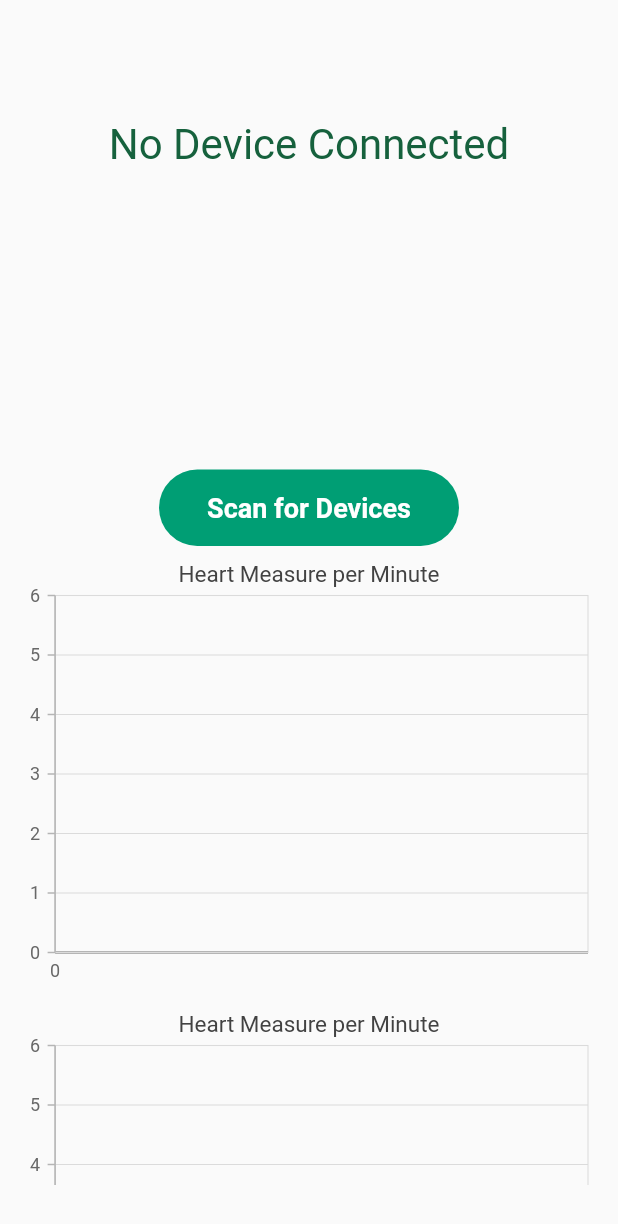
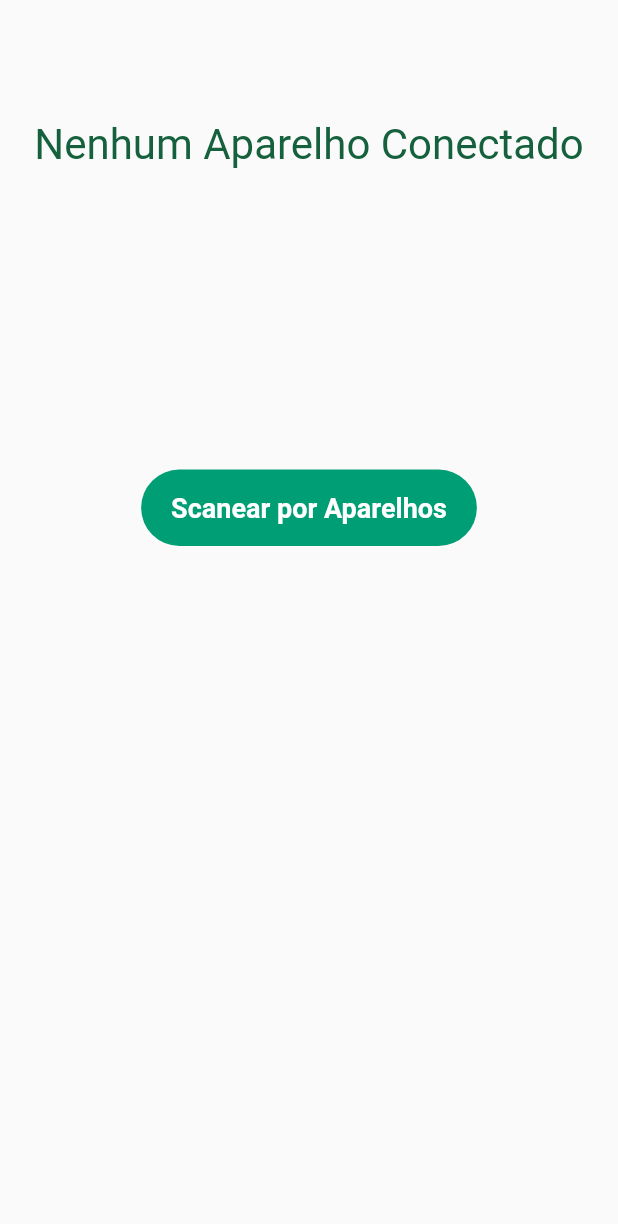
Before and after one commit to fertmarana/ERCAS-HACKATHON, a Flutter app: the connectionPage screen opened directly, on a phone screen of 412 x 824 dp. Shown: the top 1224 px of the screen. Run offline on Flutter 3.47's test engine with Material 2 defaults, Android fonts, the phone set to English and light mode, and no system bars; our stand-ins replace flutter_blue, sqflite, syncfusion_flutter_charts, toast; accounts and stored records are empty.

Commit message:
Limpei telas, separei as funcionalidades nos devidos lugares.

```diff
--- a/subiupressao_app/lib/bluetooth/connectionPage.dart
+++ b/subiupressao_app/lib/bluetooth/connectionPage.dart
@@ -286,14 +286,16 @@ class _connectionPage extends State<connectionPage> {
               Container(
                 alignment: Alignment(0.0, 0.6),
                 child: isConnected ?
-                Text('Connected to \n' + deviceConnected_name,
+                Text('Conectado à \n' + deviceConnected_name,
+                  textAlign: TextAlign.center,
                   style: TextStyle(
                       fontSize: 28.0,
                       color: Color(0xff16613D)
                   ),
                 )
                     : //IMPORTANTE TER ISSO PORQUE É UMA CONDICAO NAO APAGAR
-                Text('No Device Connected',
+                Text('Nenhum Aparelho Conectado',
+                  textAlign: TextAlign.center,
                   style: TextStyle(
                       fontSize: 28.0,
                       color: Color(0xff16613D)
@@ -311,12 +313,14 @@ class _connectionPage extends State<connectionPage> {
                   ),
                 ),
               ),
+              /*
               Container(
                 alignment: Alignment(0.0, 0.6),
                 child: heartRate == -1?
                 SizedBox()
                     : //IMPORTANTE TER ISSO PORQUE É UMA CONDICAO NAO APAGAR
-                Text('Heart Rate: ' + heartRate.toString(),
+                Text('Frequência: ' + heartRate.toString(),
+                  textAlign: TextAlign.center,
                   style: TextStyle(
                       fontSize: 28.0,
                       color: Color(0xff16613D)
@@ -324,6 +328,9 @@ class _connectionPage extends State<connectionPage> {
                 ),
 
               ),
+
+               */
+              /*
               Container(
                 alignment: Alignment(0.0, 0.6),
                 child: heartRate == -1?
@@ -342,7 +349,7 @@ class _connectionPage extends State<connectionPage> {
                 child: heartRate == -1?
                 SizedBox()
                     : //IMPORTANTE TER ISSO PORQUE É UMA CONDICAO NAO APAGAR
-                Text('Greatest Value this minute: \n' + greatestValue.toString(),
+                Text('Maior Valor de Frequência: \n' + greatestValue.toString(),
                   style: TextStyle(
                       fontSize: 18.0,
                       color: Color(0xff16613D)
@@ -350,6 +357,7 @@ class _connectionPage extends State<connectionPage> {
                 ),
 
               ),
+              */
               Container(
                   child: Align(
                     alignment: Alignment.center,
@@ -366,12 +374,12 @@ class _connectionPage extends State<connectionPage> {
                         child:
                         isConnected ?
 
-                        Text("Scan Again",
+                        Text("Scanear",
                             textAlign: TextAlign.center,
                             style: TextStyle(
                                 fontSize: 20.0,color: Colors.white, fontWeight: FontWeight.bold)
                         ):
-                        Text("Scan for Devices",
+                        Text("Scanear por Aparelhos",
                             textAlign: TextAlign.center,
                             style: TextStyle(
                                 fontSize: 18.0,color: Colors.white, fontWeight: FontWeight.bold)
@@ -383,6 +391,7 @@ class _connectionPage extends State<connectionPage> {
 
                   )
               ),
+              /*
               Container(
                 child: SfCartesianChart(
                   zoomPanBehavior: _zoomPanBehavior,
@@ -427,9 +436,10 @@ class _connectionPage extends State<connectionPage> {
                     //edgeLabelPlacement: EdgeLabelPlacement.shift,
                     //autoScrollingDelta: 5,
                     //interval: 6,
-                    axisLine: AxisLine(width: 3),
+                    axisLine: AxisLine(width: 5),
                    // visibleMinimum: start_aplication,
-                    majorTickLines: MajorTickLines(size: 0),
+                    majorTickLines: MajorTickLines(size: 1),
+                   // minorTickLines: MinorTickLines(size: 1),
                   ),
                   //legend: Legend(isVisible: true),
                   series: <LineSeries<Heart, DateTime>>[
@@ -467,7 +477,7 @@ class _connectionPage extends State<connectionPage> {
                         .second
                         .toString() +
                     ':' +
-                    DateTime.fromMillisecondsSinceEpoch(int.parse(yValue))
+                    DateTime.fromHeart Measure per MinutMillisecondsSinceEpoch(int.parse(yValue))
                         .millisecond
                         .toString();
                     */
@@ -477,7 +487,7 @@ class _connectionPage extends State<connectionPage> {
                   primaryXAxis: CategoryAxis(
 
                     // Edge labels will be shifted
-                    edgeLabelPlacement: EdgeLabelPlacement.shift,
+                    edgeLabelPlacHeart Measure per Minutement: EdgeLabelPlacement.shift,
                     autoScrollingDelta: 5,
                     interval: 6,
                     axisLine: AxisLine(width: 0),
@@ -503,7 +513,7 @@ class _connectionPage extends State<connectionPage> {
                   ],
                   // primaryXAxis: NumericAxis(edgeLabelPlacement: EdgeLabelPlacement.shift, numberFormat: NumberFormat.simpleCurrency(decimalDigits: 0)),
                 ),
-              ),
+              ),*/
             ],
           ),
         )
```
Also changed, not shown: subiupressao_app/lib/bluetooth/heartRatePage.dart (+89 -67 lines), subiupressao_app/lib/database/MeasuresDataModel.dart (+14 -0 lines).
